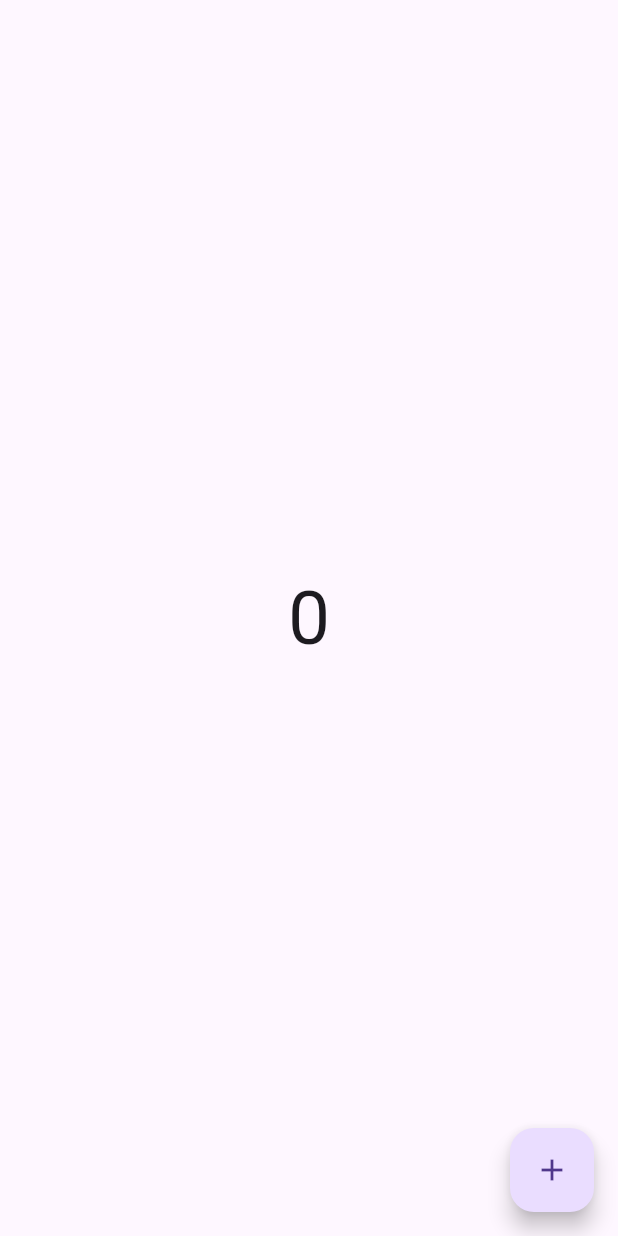
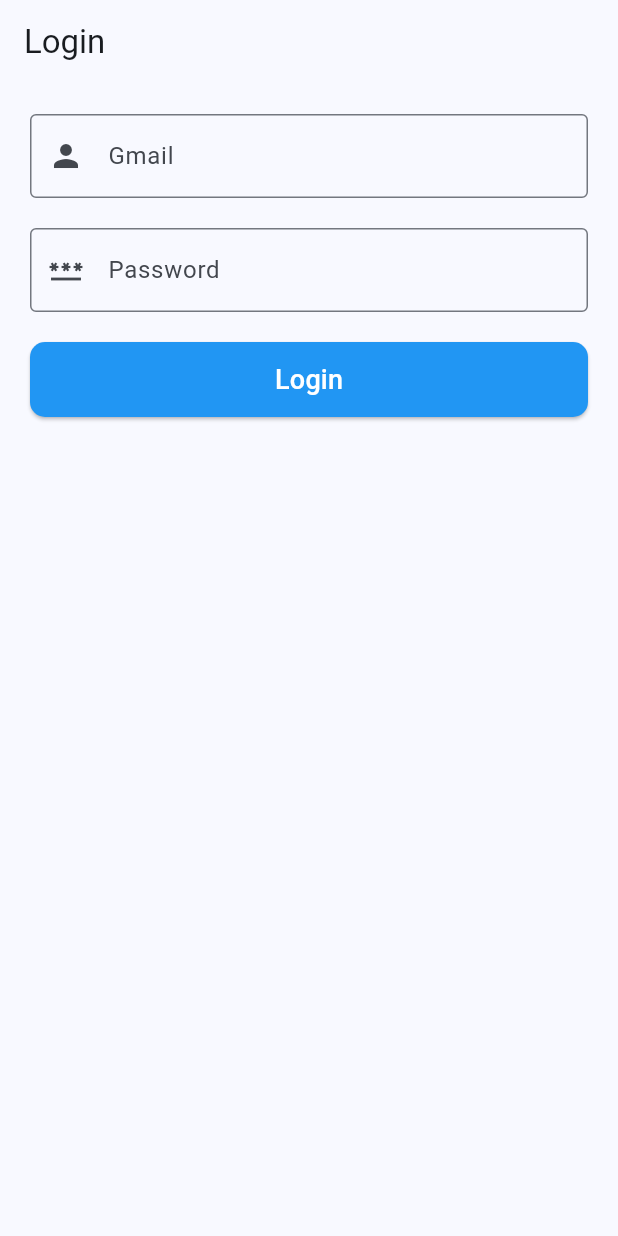
Before and after one commit to mdnahidhossen1911/provider_test, a Flutter app: the screen it shows after launch, on a phone screen of 412 x 824 dp. Run offline on Flutter 3.47's test engine with Material 3 defaults, Android fonts, the phone set to English and light mode, and no system bars.

Commit message:
login screen

```diff
--- /dev/null
+++ b/lib/controller/login_controller.dart
@@ -0,0 +1,32 @@
+import 'dart:developer';
+
+import 'package:flutter/material.dart';
+import 'package:http/http.dart';
+
+class LoginController extends ChangeNotifier{
+  bool _inProgress = false;
+  bool get inProgress =>_inProgress;
+
+  _setInProgress(bool inProgress){
+    _inProgress = inProgress;
+    notifyListeners();
+  }
+
+  Future<void> login(String url, Map<String,dynamic> data) async {
+    _setInProgress(true);
+    try{
+      Response response = await post(Uri.parse(url),body: data);
+      if(response.statusCode == 200){
+        log('success');
+      }else{
+        log('unsuccess');
+        log(response.body);
+      }
+    }catch(e){
+      log(e.toString());
+    }
+    _setInProgress(false);
+
+  }
+
+}
--- a/lib/main.dart
+++ b/lib/main.dart
@@ -1,4 +1,6 @@
 import 'package:flutter/material.dart';
+import 'package:provider/provider.dart';
+import 'package:provider_test/controller/login_controller.dart';
 
 void main() {
   runApp(const MyApp());
@@ -9,38 +11,83 @@ class MyApp extends StatelessWidget {
 
   @override
   Widget build(BuildContext context) {
-    return MaterialApp(
-      title: 'Flutter Demo',
-      debugShowCheckedModeBanner: false,
-      home: Counter(),
+    return ChangeNotifierProvider(
+      create: (context) => LoginController(),
+      child: MaterialApp(
+        title: 'Flutter Demo',
+        debugShowCheckedModeBanner: false,
+        theme: ThemeData(colorSchemeSeed: Colors.blue),
+        home: LoginScreen(),
+      ),
     );
   }
 }
 
-class Counter extends StatelessWidget {
-  Counter({super.key});
+class LoginScreen extends StatelessWidget {
+  LoginScreen({super.key});
 
-  final ValueNotifier<int> _counter = ValueNotifier<int>(0);
+  final TextEditingController email = TextEditingController();
+  final TextEditingController password = TextEditingController();
 
   @override
   Widget build(BuildContext context) {
+    final loginController = Provider.of<LoginController>(
+      context,
+      listen: false,
+    );
     return Scaffold(
-      body: Center(
-        child: ValueListenableBuilder(
-          valueListenable: _counter,
-          builder: (context, value, child) {
-            return Text(
-              _counter.value.toString(),
-              style: TextStyle(fontSize: 50),
-            );
-          },
+      appBar: AppBar(title: Text('Login')),
+      body: Padding(
+        padding: const EdgeInsets.all(20),
+        child: Column(
+          children: [
+            TextField(
+              controller: email,
+              decoration: InputDecoration(
+                prefixIcon: Icon(Icons.person),
+                labelText: 'Gmail',
+                border: OutlineInputBorder(),
+              ),
+            ),
+            SizedBox(height: 20),
+            TextField(
+              controller: password,
+              decoration: InputDecoration(
+                prefixIcon: Icon(Icons.password),
+                labelText: 'Password',
+                border: OutlineInputBorder(),
+              ),
+            ),
+            SizedBox(height: 20),
+
+            Consumer<LoginController>(
+              builder: (context, value, child) => value.inProgress == true
+                  ? CircularProgressIndicator(color: Colors.blue)
+                  : ElevatedButton(
+                      onPressed: () {
+                        String url = 'https://reqres.in/api/login';
+                        Map<String, dynamic> data = {
+                          "email": email.text.trim(),
+                          "password": password.text.trim(),
+                        };
+                        loginController.login(url, data);
+                      },
+
+                      style: ElevatedButton.styleFrom(
+                        backgroundColor: Colors.blue,
+                        fixedSize: Size(double.maxFinite, 50),
+                        shape: RoundedRectangleBorder(
+                          borderRadius: BorderRadius.circular(10),
+                        ),
+                      ),
+                      child: Text(
+                        'Login',
+                        style: TextStyle(color: Colors.white, fontSize: 18),
+                      ),
+                    ),
+            ),
+          ],
         ),
-      ),
-      floatingActionButton: FloatingActionButton(
-        onPressed: () {
-          _counter.value++;
-        },
-        child: Icon(Icons.add),
       ),
     );
   }
--- a/pubspec.yaml
+++ b/pubspec.yaml
@@ -35,6 +35,7 @@ dependencies:
   # Use with the CupertinoIcons class for iOS style icons.
   cupertino_icons: ^1.0.8
   provider:
+  http:
 
 dev_dependencies:
   flutter_test:
```
Also changed, not shown: pubspec.lock.
